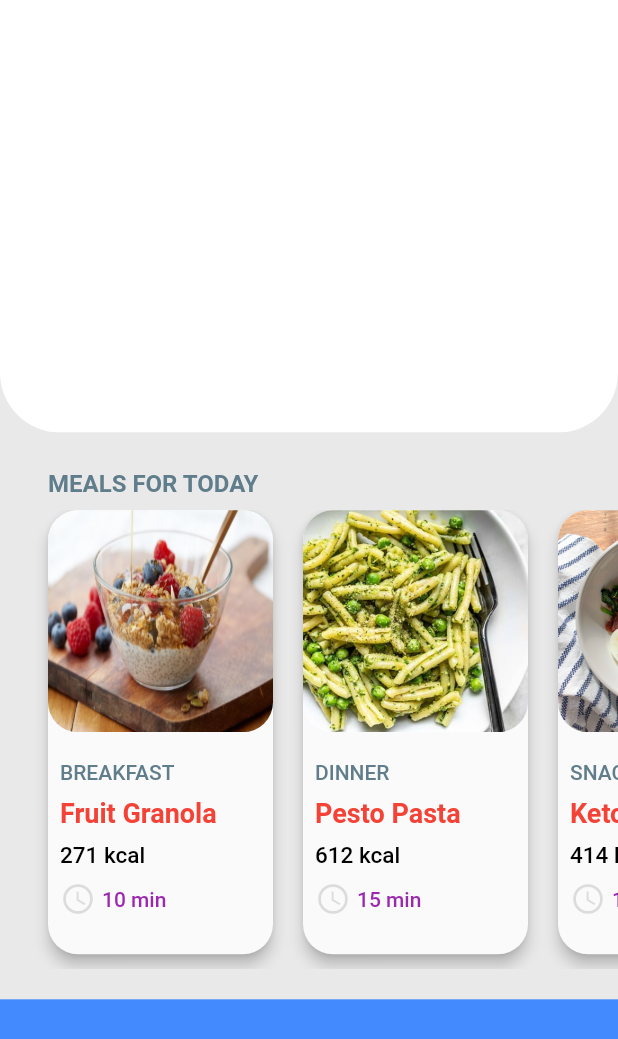
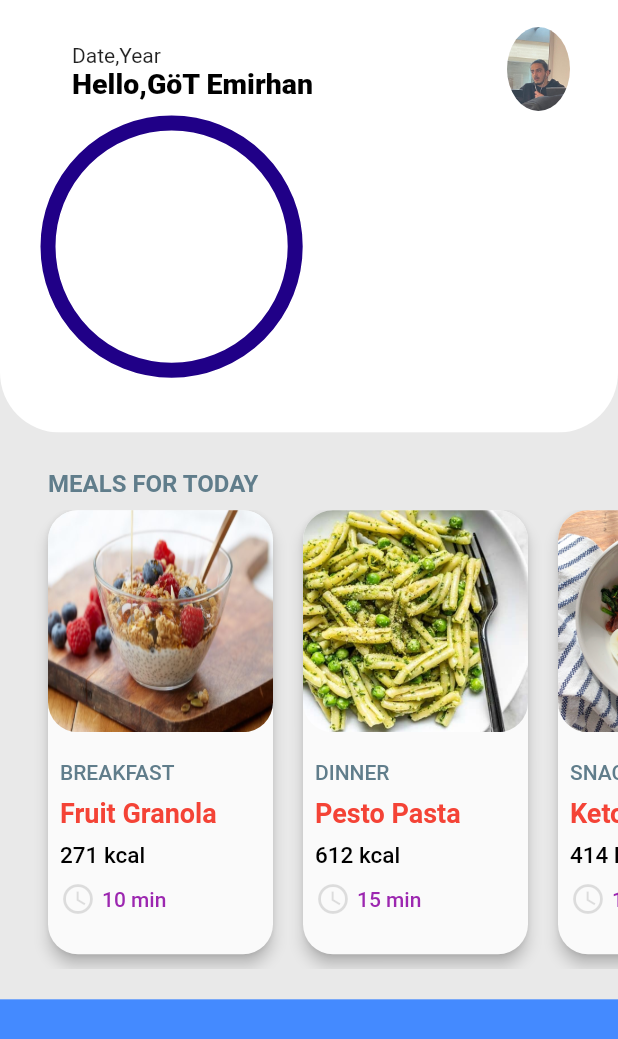
Before and after one commit to YasinSefa15/pain4gain, a Flutter app: the DietPage screen opened directly, on a phone screen of 412 x 824 dp. Shown: the top 1039 px of the screen. Run offline on Flutter 3.47's test engine with Material 2 defaults, Android fonts, the phone set to English and light mode, and no system bars; our stand-ins replace image_picker, shared_preferences; accounts and stored records are empty.

Commit message:
grafik ilk aşama

```diff
--- a/lib/pages/diet_page/DietPage.dart
+++ b/lib/pages/diet_page/DietPage.dart
@@ -23,6 +23,37 @@ class DietPage extends StatelessWidget {
                 ),
                 child: Container(
                   color: Colors.white,
+                  padding: const EdgeInsets.only(
+                      top: 10, left: 32, right: 16, bottom: 10),
+                  child: Column(
+                    crossAxisAlignment: CrossAxisAlignment.start,
+                    children: <Widget>[
+                      ListTile(
+                          title: Text(
+                            "Date,Year",
+                            style: TextStyle(
+                              fontWeight: FontWeight.w400,
+                              fontSize: 14,
+                            ),
+                          ), //gün ay bilgisi çekilcek
+                          subtitle: Text(
+                            "Hello,GöT Emirhan",
+                            style: TextStyle(
+                                fontWeight: FontWeight.w800,
+                                fontSize: 19,
+                                color: Colors.black),
+                          ), //isim bilgisi yansıyacak
+                          trailing: ClipOval(
+                              child: Image.asset(
+                            "assets/emirhan.jpg",
+                          )) //kamera resmi alınacak,
+                          ),
+                      _RadialProgress(
+                        width: height * 0.2,
+                        height: height * 0.2,
+                      ),
+                    ],
+                  ),
                 ),
               ),
             ),
@@ -77,6 +108,47 @@ class DietPage extends StatelessWidget {
             ),
           ],
         ));
+  }
+}
+
+class _RadialProgress extends StatelessWidget {
+  const _RadialProgress({super.key, required this.height, required this.width});
+  final double height, width;
+  @override
+  Widget build(BuildContext context) {
+    return CustomPaint(
+    painter: _RadialPainter(progress:0.7),
+      child :Container(
+        height: height,
+        width: width,
+
+      ),
+    );
+  }
+}
+
+class _RadialPainter extends CustomPainter{
+
+  final double progress;
+
+  _RadialPainter({required this.progress});
+
+  @override
+  void paint(Canvas canvas,Size size) {
+    Paint paint =Paint()
+      ..strokeWidth = 10
+      ..color = Color(0xFF200087)
+      ..style = PaintingStyle.stroke
+      ..strokeCap = StrokeCap.round;
+
+      Offset center =Offset(size.width/2, size.height/2);
+      canvas.drawCircle(center, size.width/2, paint);
+  }
+
+  @override
+  bool shouldRepaint(CustomPainter oldDelegate){
+    //TODO: implement shouldRepaint
+    return true;
   }
 }
 
```
Also changed, not shown: assets/emirhan.jpg (added).
